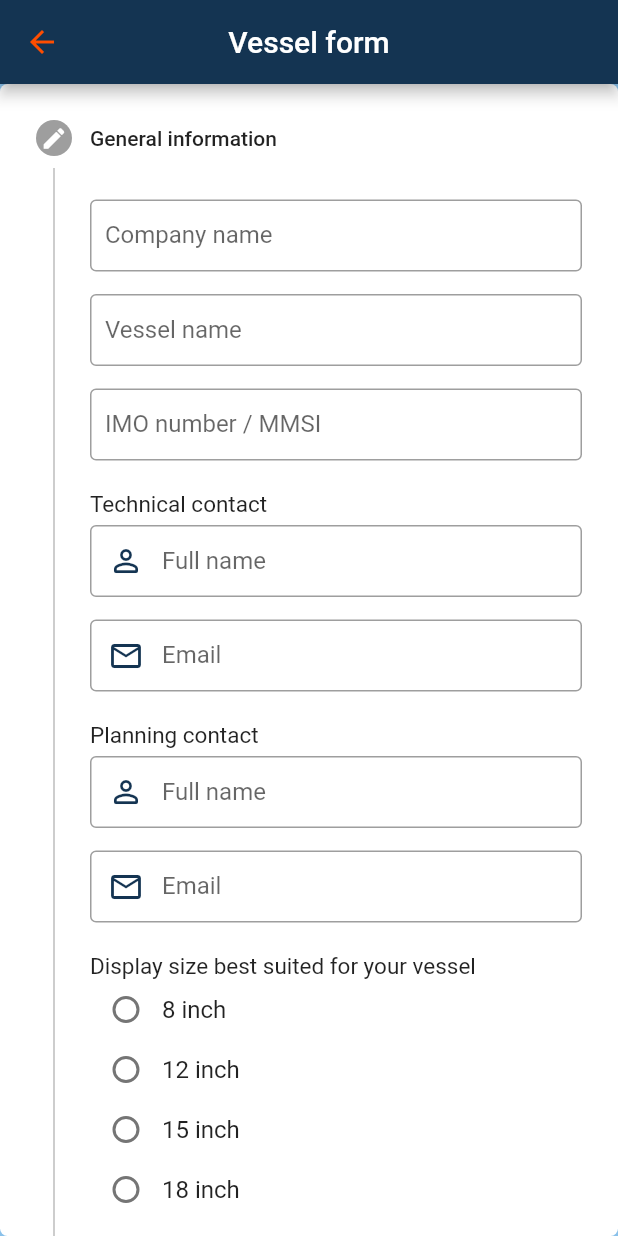
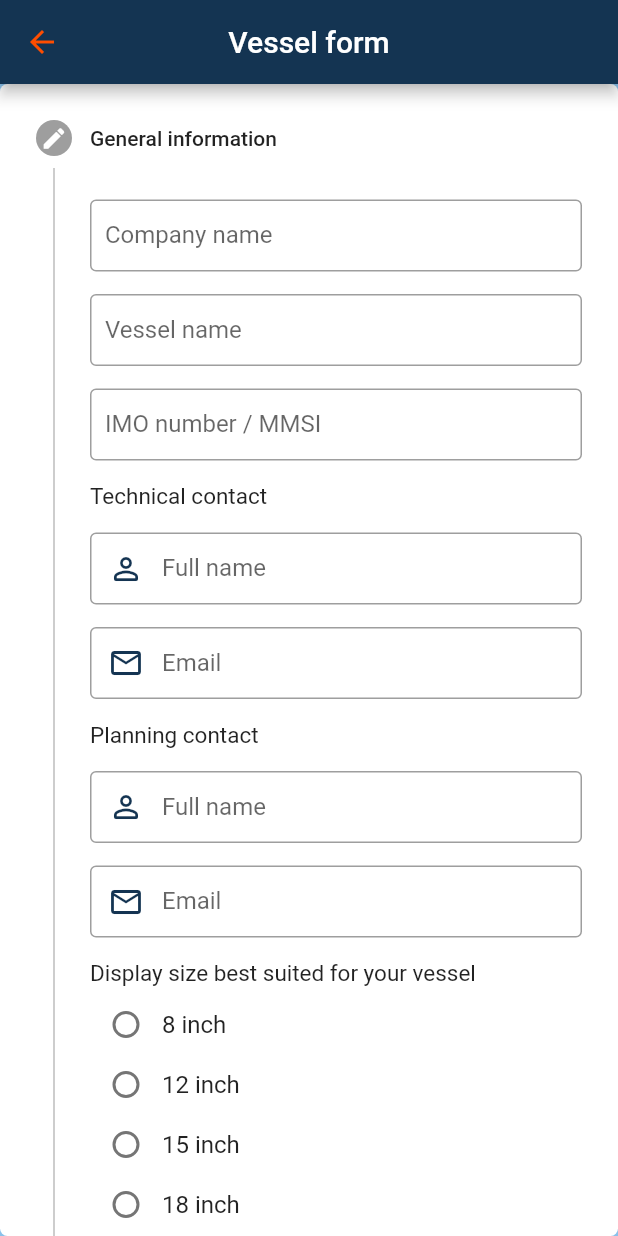
Before and after one commit to Mattias170624/Cetasol_App, a Flutter app: the VesselFormScreen screen opened directly, on a phone screen of 412 x 824 dp. Run offline on Flutter 3.47's test engine with Material 2 defaults, Android fonts, the phone set to English and light mode, and no system bars; our stand-ins replace awesome_bottom_bar, cloud_firestore, firebase_auth, firebase_core, form_field_validator, image_picker and 3 more; accounts and stored records are empty.

Commit message:
Changed some error texts. Fixed few error texts not showing properly.

```diff
--- a/lib/Widgets/NavScreenWidgets/VesselPage/vessel_form.dart
+++ b/lib/Widgets/NavScreenWidgets/VesselPage/vessel_form.dart
@@ -85,9 +85,9 @@ class _VesselFormState extends State<VesselForm> {
       ),
       child: Theme(
         data: ThemeData(
-          accentColor: Color.fromARGB(255, 255, 102, 37),
+          accentColor: Theme.of(context).colorScheme.onPrimary,
           colorScheme: ColorScheme.light(
-            primary: Color.fromARGB(255, 255, 102, 37),
+            primary: Theme.of(context).colorScheme.onPrimary,
           ),
         ),
         child: Stepper(
@@ -107,7 +107,9 @@ class _VesselFormState extends State<VesselForm> {
                       width: 100,
                       child: ElevatedButton(
                         onPressed: details.onStepContinue,
-                        child: Text('Next'),
+                        child: Text(_activeCurrentStep == stepList().length - 1
+                            ? 'Finish'
+                            : 'Next'),
                       ),
                     ),
                     SizedBox(
@@ -259,15 +261,17 @@ class _VesselFormState extends State<VesselForm> {
                   ),
                 ),
                 SizedBox(
-                  height: 20,
-                ),
-                Container(
+                  height: 15,
+                ),
+                SizedBox(
                   width: double.infinity,
-                  margin: EdgeInsets.only(bottom: 5),
                   child: Text(
                     'Technical contact',
                     style: TextStyle(fontSize: 15),
                   ),
+                ),
+                SizedBox(
+                  height: 15,
                 ),
                 TextFormField(
                   controller: _createTextController('technical_full_name'),
@@ -317,15 +321,17 @@ class _VesselFormState extends State<VesselForm> {
                   ),
                 ),
                 SizedBox(
-                  height: 20,
+                  height: 15,
                 ),
                 Container(
                   width: double.infinity,
-                  margin: EdgeInsets.only(bottom: 5),
                   child: Text(
                     'Planning contact',
                     style: TextStyle(fontSize: 15),
                   ),
+                ),
+                SizedBox(
+                  height: 15,
                 ),
                 TextFormField(
                   controller: _createTextController('planning_full_name'),
@@ -377,13 +383,15 @@ class _VesselFormState extends State<VesselForm> {
                 SizedBox(
                   height: 15,
                 ),
-                Container(
+                SizedBox(
                   width: double.infinity,
-                  margin: EdgeInsets.only(top: 5),
                   child: Text(
                     'Display size best suited for your vessel',
                     style: TextStyle(fontSize: 15),
                   ),
+                ),
+                SizedBox(
+                  height: 5,
                 ),
                 FormField(
                   builder: (FormFieldState<bool> state) {
@@ -570,11 +578,14 @@ class _VesselFormState extends State<VesselForm> {
                     return null;
                   },
                 ),
+                SizedBox(
+                  height: 15,
+                ),
                 Visibility(
                   visible: _numOfdrivelineInfoBoxes > 0,
                   child: Container(
                     width: double.infinity,
-                    margin: EdgeInsets.only(bottom: 5, top: 20),
+                    margin: EdgeInsets.only(bottom: 15),
                     child: Text('Engine type and model for..'),
                   ),
                 ),
@@ -622,6 +633,9 @@ class _VesselFormState extends State<VesselForm> {
                   ),
                 ),
                 SizedBox(
+                  height: 5,
+                ),
+                SizedBox(
                   width: double.infinity,
                   child: Text(
                       'Current selected image: ${imageData1 == null ? 'No image selected' : '\n${imageData1!.path}'}'),
@@ -649,6 +663,9 @@ class _VesselFormState extends State<VesselForm> {
                     'Driveline type',
                     style: TextStyle(fontSize: 15),
                   ),
+                ),
+                SizedBox(
+                  height: 5,
                 ),
                 FormField(
                   builder: (FormFieldState<bool> state) {
@@ -790,9 +807,8 @@ class _VesselFormState extends State<VesselForm> {
                 SizedBox(
                   height: 5,
                 ),
-                Container(
+                SizedBox(
                   width: double.infinity,
-                  margin: EdgeInsets.only(bottom: 5, top: 10),
                   child: Text('Picture of wiring diagram drivelines'),
                 ),
                 Align(
@@ -834,7 +850,7 @@ class _VesselFormState extends State<VesselForm> {
                 SizedBox(
                   width: double.infinity,
                   child: Text(
-                      'Current selected image: ${imageData2 == null ? 'No image selected' : '\n${imageData2!.path}'}'),
+                      'Current selected image: ${imageData2 == null ? '' : '\n${imageData2!.path}'}'),
                 ),
                 Visibility(
                   visible: showImage2Error,
@@ -850,14 +866,17 @@ class _VesselFormState extends State<VesselForm> {
                     ),
                   ),
                 ),
-
-                //
                 SizedBox(
                   height: 15,
                 ),
-                Container(
+                Divider(
+                  thickness: 1,
+                ),
+                SizedBox(
+                  height: 15,
+                ),
+                SizedBox(
                   width: double.infinity,
-                  margin: EdgeInsets.only(bottom: 5, top: 10),
                   child: Text('Picture of wiring diagram navigation system'),
                 ),
                 Align(
@@ -899,7 +918,7 @@ class _VesselFormState extends State<VesselForm> {
                 SizedBox(
                   width: double.infinity,
                   child: Text(
-                      'Current selected image: ${imageData3 == null ? 'No image selected' : '\n${imageData3!.path}'}'),
+                      'Current selected image: ${imageData3 == null ? '' : '\n${imageData3!.path}'}'),
                 ),
                 Visibility(
                   visible: showImage3Error,
@@ -915,26 +934,13 @@ class _VesselFormState extends State<VesselForm> {
                     ),
                   ),
                 ),
+                SizedBox(
+                  height: 10,
+                ),
               ],
             ),
           ),
         ),
-        //////////
-        ////
-        ///////////////////////////////////////
-        ///////
-        ///////
-        ///////
-        ///////
-        ///////
-        ///////
-        ///////
-        ///////
-        ///////
-        ///
-        ///////
-        ///////
-        ///
         Step(
           state: _activeCurrentStep == 3
               ? StepState.editing
@@ -954,9 +960,11 @@ class _VesselFormState extends State<VesselForm> {
                           radioButtonValuesList['driveline_type'] != 'electric',
                       child: Column(
                         children: [
-                          Container(
+                          SizedBox(
+                            height: 5,
+                          ),
+                          SizedBox(
                             width: double.infinity,
-                            margin: EdgeInsets.only(bottom: 5, top: 10),
                             child: Text(
                                 'Does your engine have a fuel flow signal?'),
                           ),
@@ -1044,6 +1052,12 @@ class _VesselFormState extends State<VesselForm> {
                                   ),
                                 ],
                               );
+                            },
+                            validator: (value) {
+                              if (value != true) {
+                                return 'Required!';
+                              }
+                              return null;
                             },
                           ),
                         ],
@@ -1214,7 +1228,7 @@ class _VesselFormState extends State<VesselForm> {
                             },
                             validator: (value) {
                               if (value != true) {
-                                return 'Please choose location';
+                                return 'Required!';
                               }
                               return null;
                             },
@@ -1292,7 +1306,7 @@ class _VesselFormState extends State<VesselForm> {
                             },
                             validator: (value) {
                               if (value != true) {
-                                return 'Please choose location';
+                                return 'Required!';
                               }
                               return null;
                             },
@@ -1374,6 +1388,12 @@ class _VesselFormState extends State<VesselForm> {
                                   ),
                                 ],
                               );
+                            },
+                            validator: (value) {
+                              if (value != true) {
+                                return 'Required!';
+                              }
+                              return null;
                             },
                           ),
                           SizedBox(
@@ -1471,7 +1491,7 @@ class _VesselFormState extends State<VesselForm> {
                             },
                             validator: (value) {
                               if (value != true) {
-                                return 'Please choose location';
+                                return 'Required!';
                               }
                               return null;
                             },
@@ -1549,7 +1569,7 @@ class _VesselFormState extends State<VesselForm> {
                       },
                       validator: (value) {
                         if (value != true) {
-                          return 'Please choose location';
+                          return 'Required!';
                         }
                         return null;
                       },
@@ -1572,9 +1592,11 @@ class _VesselFormState extends State<VesselForm> {
             key: formKeyList[4],
             child: Column(
               children: [
-                Container(
+                SizedBox(
+                  height: 5,
+                ),
+                SizedBox(
                   width: double.infinity,
-                  margin: EdgeInsets.only(bottom: 5, top: 10),
                   child: Text(
                       'Do you want to connect your power generation to the system as well?'),
                 ),
@@ -1661,7 +1683,7 @@ class _VesselFormState extends State<VesselForm> {
                   },
                   validator: (value) {
                     if (value != true) {
-                      return 'Please choose location';
+                      return 'Required!';
                     }
                     return null;
                   },
@@ -1673,9 +1695,6 @@ class _VesselFormState extends State<VesselForm> {
                       radioButtonValuesList['driveline_type'] != 'electric'),
                   child: Column(
                     children: [
-                      //
-                      //
-                      //
                       SizedBox(
                         height: 15,
                       ),
@@ -1769,17 +1788,22 @@ class _VesselFormState extends State<VesselForm> {
                             ],
                           );
                         },
+                        validator: (value) {
+                          if (value != true) {
+                            return 'Required!';
+                          }
+                          return null;
+                        },
                       ),
-                      SizedBox(
-                        height: 15,
-                      ),
-
                       Visibility(
                         visible:
                             radioButtonValuesList['extra_fuel_flow_signal'] ==
                                 'yes',
                         child: Column(
                           children: [
+                            SizedBox(
+                              height: 15,
+                            ),
                             SizedBox(
                               width: double.infinity,
                               child: Text('Is it based on...'),
@@ -1943,18 +1967,11 @@ class _VesselFormState extends State<VesselForm> {
                               },
                               validator: (value) {
                                 if (value != true) {
-                                  return 'Please choose location';
+                                  return 'Required!';
                                 }
                                 return null;
                               },
                             ),
-                            //
-                            //
-                            //
-                            //
-                            //
-                            //
-
                             SizedBox(
                               height: 15,
                             ),
@@ -2030,7 +2047,7 @@ class _VesselFormState extends State<VesselForm> {
                               },
                               validator: (value) {
                                 if (value != true) {
-                                  return 'Please choose location';
+                                  return 'Required!';
                                 }
                                 return null;
                               },
@@ -2118,7 +2135,7 @@ class _VesselFormState extends State<VesselForm> {
                               },
                               validator: (value) {
                                 if (value != true) {
-                                  return 'Please choose location';
+                                  return 'Required!';
                                 }
                                 return null;
                               },
@@ -2221,7 +2238,7 @@ class _VesselFormState extends State<VesselForm> {
                               },
                               validator: (value) {
                                 if (value != true) {
-                                  return 'Please choose location';
+                                  return 'Required!';
                                 }
                                 return null;
                               },
@@ -2311,7 +2328,7 @@ class _VesselFormState extends State<VesselForm> {
                   },
                   validator: (value) {
                     if (value != true) {
-                      return 'Please choose location';
+                      return 'Required!';
                     }
                     return null;
                   },
@@ -2388,7 +2405,7 @@ class _VesselFormState extends State<VesselForm> {
                         },
                         validator: (value) {
                           if (value != true) {
-                            return 'Please choose location';
+                            return 'Required!';
                           }
                           return null;
                         },
@@ -2459,7 +2476,7 @@ class _VesselFormState extends State<VesselForm> {
                   },
                   validator: (value) {
                     if (value != true) {
-                      return 'Please choose location';
+                      return 'Required!';
                     }
                     return null;
                   },
@@ -2538,7 +2555,7 @@ class _VesselFormState extends State<VesselForm> {
                         },
                         validator: (value) {
                           if (value != true) {
-                            return 'Please choose location';
+                            return 'Required!';
                           }
                           return null;
                         },
@@ -2687,7 +2704,7 @@ class _VesselFormState extends State<VesselForm> {
                         },
                         validator: (value) {
                           if (value != true) {
-                            return 'Please choose location';
+                            return 'Required!';
                           }
                           return null;
                         },
@@ -2762,7 +2779,7 @@ class _VesselFormState extends State<VesselForm> {
                   },
                   validator: (value) {
                     if (value != true) {
-                      return 'Please choose location';
+                      return 'Required!';
                     }
                     return null;
                   },
@@ -2795,7 +2812,7 @@ class _VesselFormState extends State<VesselForm> {
                           contentPadding: EdgeInsets.symmetric(
                               vertical: 10, horizontal: 10),
                           border: OutlineInputBorder(),
-                          labelText: 'Connections...',
+                          labelText: 'Connections and protocols...',
                           labelStyle: TextStyle(),
                           errorStyle: TextStyle(height: 0.5),
                         ),
@@ -2827,9 +2844,6 @@ class _VesselFormState extends State<VesselForm> {
               ),
               SizedBox(
                 height: 15,
-              ),
-              Divider(
-                thickness: 1,
               ),
             ],
           ),
```
